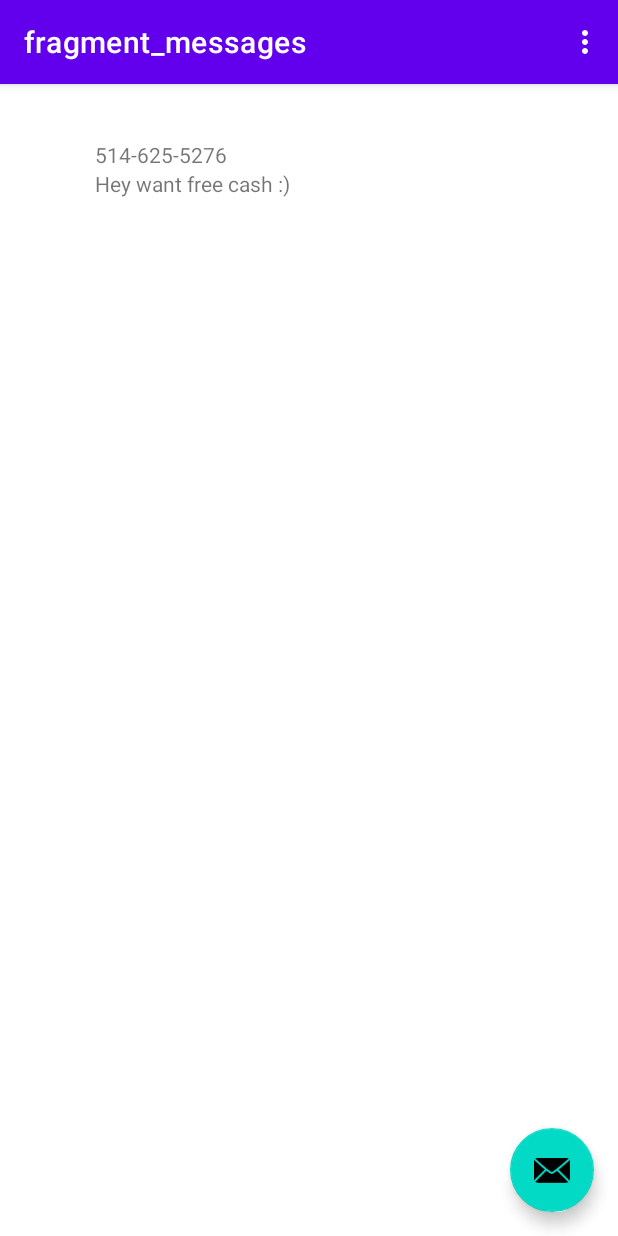
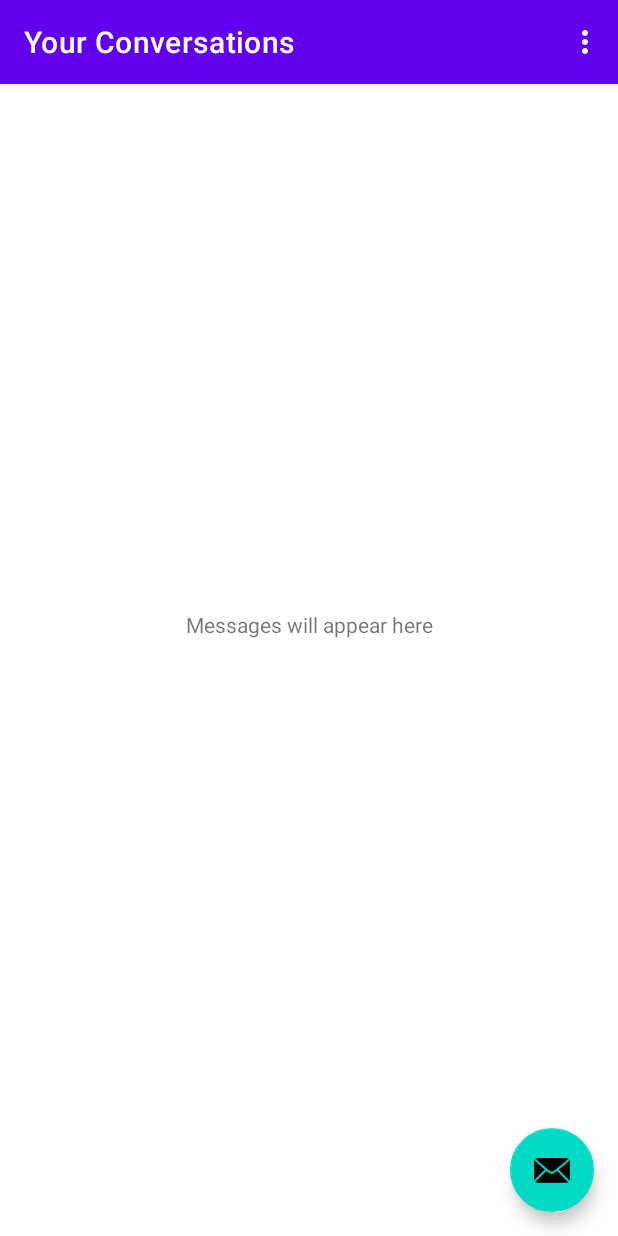
Before and after one commit to Geekenex/PhishNet, an Android app: the screen it shows after launch (MainActivity), on a phone screen of 412 x 824 dp. Run offline under Robolectric (Android 15) with nearby library versions, the phone set to English and light mode, and no system bars; our stand-ins replace navigation-ui.

Commit message:
changed labels and removed default data for now

```diff
--- a/AndroidApplication/app/src/main/java/com/example/phishnet/ConversationFragment.java
+++ b/AndroidApplication/app/src/main/java/com/example/phishnet/ConversationFragment.java
@@ -1,19 +1,14 @@
 package com.example.phishnet;
 
-import android.content.Intent;
 import android.os.Bundle;
 
 import androidx.annotation.NonNull;
 import androidx.fragment.app.Fragment;
-import androidx.navigation.fragment.NavHostFragment;
 
 import android.view.LayoutInflater;
 import android.view.View;
 import android.view.ViewGroup;
 import android.widget.TextView;
-import android.widget.Toast;
-
-import java.util.Stack;
 
 /**
  * A simple {@link Fragment} subclass.
@@ -56,6 +51,8 @@ public class ConversationFragment extends Fragment {
     public void onViewCreated(@NonNull View view, Bundle savedInstanceState) {
         super.onViewCreated(view, savedInstanceState);
         TextView phoneNumber = getView().findViewById(R.id.phoneNumberConversationTitle);
+        View temp = getActivity().findViewById(R.id.conversationFragment);
+
         phoneNumber.setText(mConversation.getPhoneNumber());
 
     }
--- a/AndroidApplication/app/src/main/java/com/example/phishnet/MessagesFragment.java
+++ b/AndroidApplication/app/src/main/java/com/example/phishnet/MessagesFragment.java
@@ -72,8 +72,11 @@ public class MessagesFragment extends Fragment implements SMSReceiver.MessageLis
         loadConversations();
         if (conversationStack == null || conversationStack.size() == 0){
             conversationStack = new Stack<Conversation>();
-            createList();
+            //createList();
+            TextView emptyMessages = getView().findViewById(R.id.empty_messages);
+            emptyMessages.setVisibility(View.VISIBLE);
         }
+
 
         setAdapter();
         messagesRecyclerAdapter.setOnClickListener(new MessagesRecyclerAdapter.OnClickListener(){
@@ -109,9 +112,12 @@ public class MessagesFragment extends Fragment implements SMSReceiver.MessageLis
 
     @Override
     public void messageReceived(SMSMessage message) {
+
         message.setReceived(true);
         // Send to server first before adding to recycler
         displayMessage(message);
+        TextView emptyMessages = getView().findViewById(R.id.empty_messages);
+        emptyMessages.setVisibility(View.INVISIBLE);
     }
 
     public void displayMessage(SMSMessage message){
--- a/AndroidApplication/app/src/main/res/layout/fragment_messages.xml
+++ b/AndroidApplication/app/src/main/res/layout/fragment_messages.xml
@@ -4,10 +4,11 @@
     xmlns:tools="http://schemas.android.com/tools"
     android:layout_width="match_parent"
     android:layout_height="match_parent"
-    tools:context=".MessagesFragment">
+    tools:context=".MessagesFragment"
+    android:label="@string/message_fragment_label">
 
     <TextView
-        android:id="@+id/textview_second"
+        android:id="@+id/empty_messages"
         android:layout_width="wrap_content"
         android:layout_height="wrap_content"
         android:text="@string/default_messages_fragment"
@@ -26,7 +27,7 @@
         app:layout_constraintBottom_toBottomOf="parent"
         app:layout_constraintEnd_toEndOf="parent"
         app:layout_constraintStart_toStartOf="parent"
-        app:layout_constraintTop_toBottomOf="@id/textview_second" />
+        />
 
     <androidx.recyclerview.widget.RecyclerView
         android:id="@+id/messagesRecyclerView"
--- a/AndroidApplication/app/src/main/res/navigation/nav_graph.xml
+++ b/AndroidApplication/app/src/main/res/navigation/nav_graph.xml
@@ -28,7 +28,7 @@
     <fragment
         android:id="@+id/messagesFragment"
         android:name="com.example.phishnet.MessagesFragment"
-        android:label="fragment_messages"
+        android:label="@string/message_fragment_label"
         tools:layout="@layout/fragment_messages" >
         <action
             android:id="@+id/action_messagesFragment_to_FirstFragment"
@@ -40,6 +40,6 @@
     <fragment
         android:id="@+id/conversationFragment"
         android:name="com.example.phishnet.ConversationFragment"
-        android:label="fragment_conversation"
+        android:label="Your Conversation"
         tools:layout="@layout/fragment_conversation" />
 </navigation>
--- a/AndroidApplication/app/src/main/res/values/strings.xml
+++ b/AndroidApplication/app/src/main/res/values/strings.xml
@@ -12,4 +12,5 @@
     <!-- TODO: Remove or change this placeholder text -->
     <string name="hello_blank_fragment">Hello blank fragment</string>
     <string name="default_messages_fragment">Messages will appear here</string>
+    <string name="message_fragment_label">Your Conversations</string>
 </resources>
```
